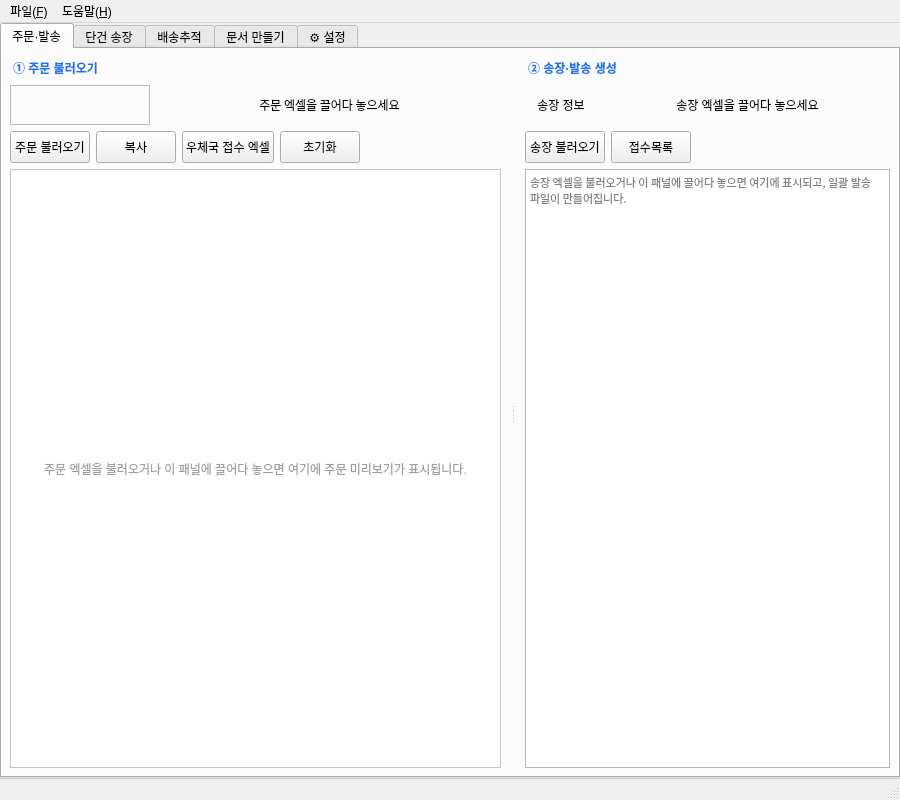
This is ui/main_window.ui in Peanut0711/easy-fulfill as Qt 5 draws it before an edit. The edited form follows.
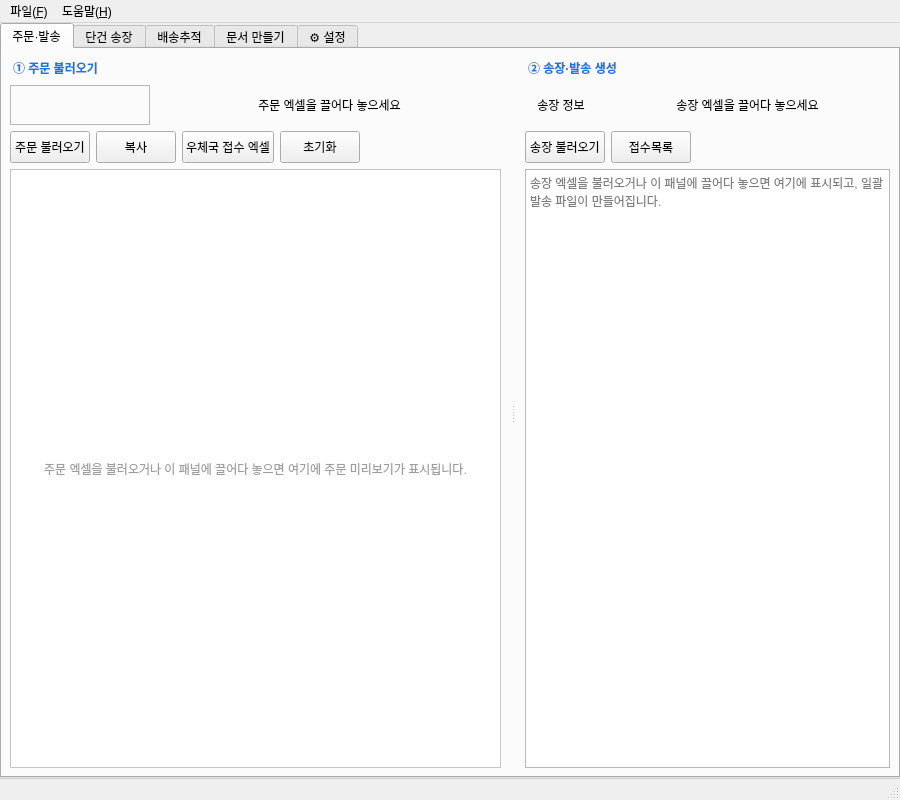
This is the edited form.

Commit message: feat(ui): 본문 글꼴을 10pt로 키우고 크기 예산 재측정

What changed in the file:
```diff
--- a/ui/main_window.ui
+++ b/ui/main_window.ui
@@ -178,13 +178,6 @@
                   <verstretch>0</verstretch>
                  </sizepolicy>
                 </property>
-                <property name="font">
-                 <font>
-                  <family>맑은 고딕</family>
-                  <pointsize>9</pointsize>
-                  <bold>false</bold>
-                 </font>
-                </property>
                 <property name="text">
                  <string>주문 엑셀을 끌어다 놓으세요</string>
                 </property>
@@ -508,12 +501,6 @@
                 <verstretch>0</verstretch>
                </sizepolicy>
               </property>
-              <property name="font">
-               <font>
-                <family>맑은 고딕</family>
-                <pointsize>8</pointsize>
-               </font>
-              </property>
               <property name="frameShape">
                <enum>QFrame::Shape::StyledPanel</enum>
               </property>
```
Left out of the diff: 14 changed lines with no effect on the pictures. The commit also changes 2 other files.
